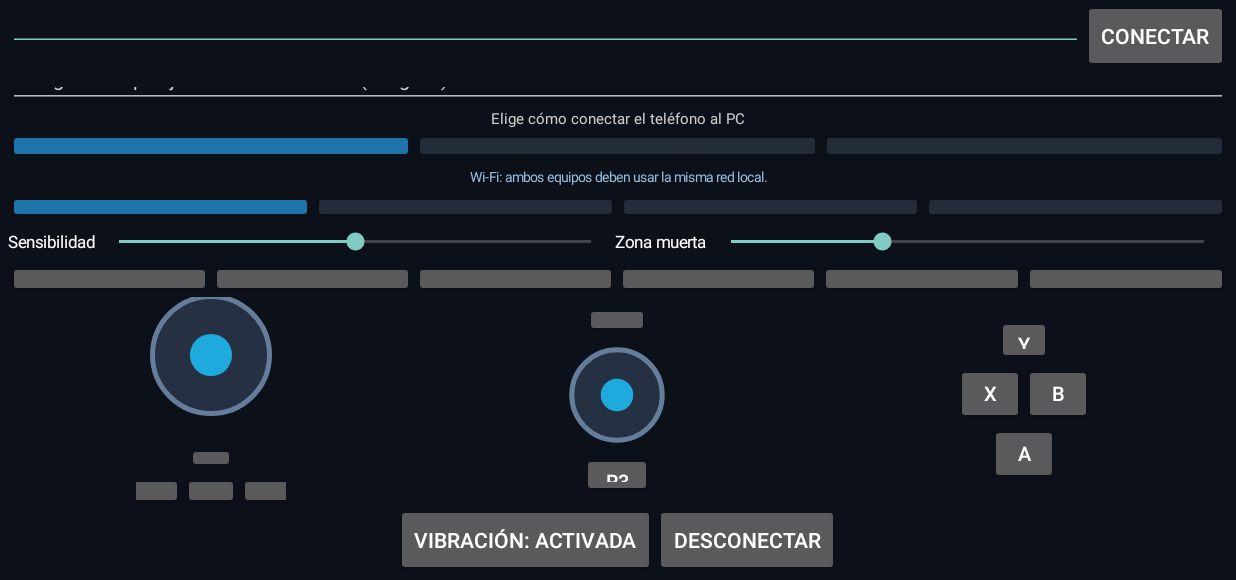
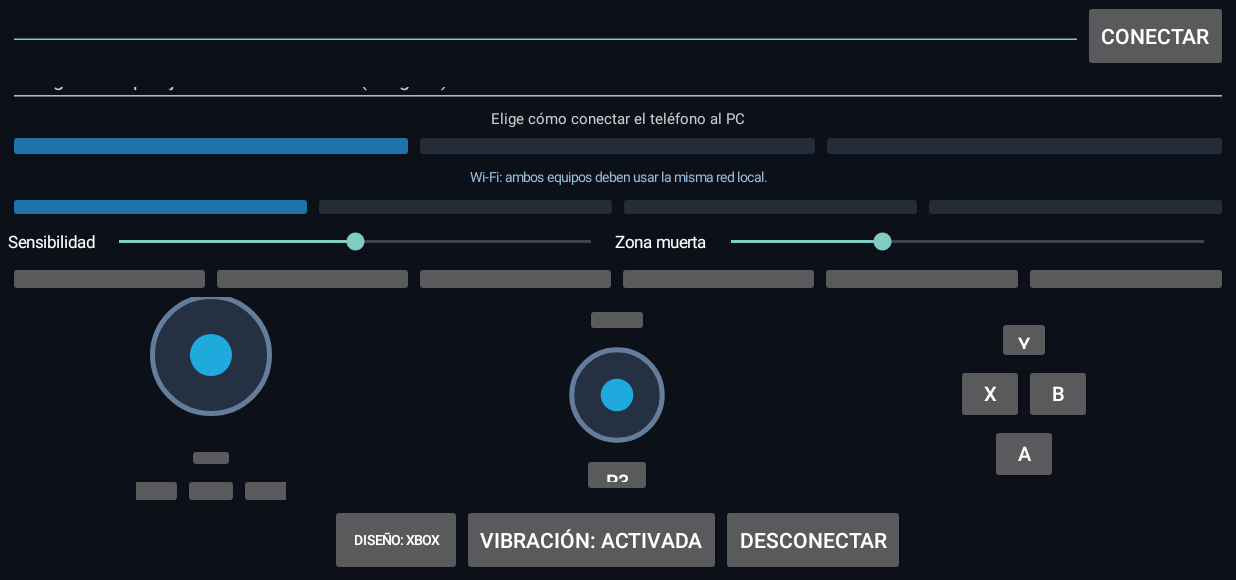
Before and after one commit to pruebadejoseholaaas-coder/Nexora-Gamepad-, an Android app: the screen it shows after launch (MainActivity), on a phone screen of 824 x 412 dp (held sideways), the part 38-618 px from its top. Run offline under Robolectric (Android 15) with nearby library versions, the phone set to English and light mode, and no system bars.

Commit message:
Add per-profile Xbox and Nintendo button layouts

```diff
--- a/android/app/src/main/java/com/nexora/gamepad/MainActivity.kt
+++ b/android/app/src/main/java/com/nexora/gamepad/MainActivity.kt
@@ -56,6 +56,9 @@ class MainActivity : Activity() {
     private val transportButtons = mutableMapOf<String, Button>()
     private val profileButtons = mutableMapOf<String, Button>()
     private var activeProfile = "GENERAL"
+    private var faceLayout = "XBOX"
+    private lateinit var faceLayoutButton: Button
+    private val faceButtons = mutableMapOf<String, Button>()
     private lateinit var sensitivityControl: SeekBar
     private lateinit var deadzoneControl: SeekBar
 
@@ -67,6 +70,7 @@ class MainActivity : Activity() {
         haptics = preferences.getBoolean("haptics", true)
         transport = preferences.getString("transport", "WIFI") ?: "WIFI"
         activeProfile = preferences.getString("active_profile", "GENERAL") ?: "GENERAL"
+        faceLayout = preferences.getString("profile_${activeProfile}_face_layout", "XBOX") ?: "XBOX"
         val profileDefaults = profileValues(activeProfile)
         stickSensitivity = preferences.getFloat("profile_${activeProfile}_sensitivity", profileDefaults.first)
         stickDeadzone = preferences.getFloat("profile_${activeProfile}_deadzone", profileDefaults.second)
@@ -180,14 +184,16 @@ class MainActivity : Activity() {
         game.addView(center, LinearLayout.LayoutParams(0,-1,1f))
 
         val face = LinearLayout(this).apply { orientation = LinearLayout.VERTICAL; gravity = Gravity.CENTER }
-        val row1 = LinearLayout(this).apply { gravity = Gravity.CENTER }; row1.addView(controlButton("Y","Y"), LinearLayout.LayoutParams(54,48))
-        val row2 = LinearLayout(this).apply { gravity = Gravity.CENTER }; row2.addView(controlButton("X","X"), LinearLayout.LayoutParams(68,60)); row2.addView(controlButton("B","B"), LinearLayout.LayoutParams(68,60))
-        val row3 = LinearLayout(this).apply { gravity = Gravity.CENTER }; row3.addView(controlButton("A","A"), LinearLayout.LayoutParams(68,60))
+        val row1 = LinearLayout(this).apply { gravity = Gravity.CENTER }; row1.addView(faceButton("Y"), LinearLayout.LayoutParams(54,48))
+        val row2 = LinearLayout(this).apply { gravity = Gravity.CENTER }; row2.addView(faceButton("X"), LinearLayout.LayoutParams(68,60)); row2.addView(faceButton("B"), LinearLayout.LayoutParams(68,60))
+        val row3 = LinearLayout(this).apply { gravity = Gravity.CENTER }; row3.addView(faceButton("A"), LinearLayout.LayoutParams(68,60))
         face.addView(row1); face.addView(row2); face.addView(row3)
         game.addView(face, LinearLayout.LayoutParams(0,-1,1f))
         root.addView(game, LinearLayout.LayoutParams(-1,0,1f))
 
         val footer = LinearLayout(this).apply { gravity = Gravity.CENTER }
+        faceLayoutButton = Button(this).apply { textSize = 9f; setOnClickListener { toggleFaceLayout() } }
+        footer.addView(faceLayoutButton)
         footer.addView(Button(this).apply { text = if (haptics) "VIBRACIÓN: ACTIVADA" else "VIBRACIÓN: DESACTIVADA"; setOnClickListener { haptics = !haptics; getSharedPreferences("nexora_settings", MODE_PRIVATE).edit().putBoolean("haptics", haptics).apply(); text = if (haptics) "VIBRACIÓN: ACTIVADA" else "VIBRACIÓN: DESACTIVADA" } })
         footer.addView(Button(this).apply { text = "DESCONECTAR"; setOnClickListener { disconnect("Desconectado") } })
         root.addView(footer)
@@ -211,6 +217,8 @@ class MainActivity : Activity() {
         preferences.edit().putString("active_profile", profile).apply()
         if (::sensitivityControl.isInitialized) sensitivityControl.progress = ((stickSensitivity - 0.5f) * 100f).toInt().coerceIn(0, 100)
         if (::deadzoneControl.isInitialized) deadzoneControl.progress = (stickDeadzone * 100f).toInt().coerceIn(0, 25)
+        faceLayout = preferences.getString("profile_${profile}_face_layout", "XBOX") ?: "XBOX"
+        updateFaceLayout()
         profileButtons.forEach { (key, button) ->
             val selected = key == profile
             button.backgroundTintList = ColorStateList.valueOf(
@@ -219,6 +227,28 @@ class MainActivity : Activity() {
             button.setTextColor(Color.WHITE)
             button.alpha = if (selected) 1.0f else 0.78f
         }
+    }
+
+    private fun faceButton(position: String): Button {
+        val button = controlButton(faceSemantic(position), faceSemantic(position))
+        faceButtons[position] = button
+        return button
+    }
+
+    private fun faceSemantic(position: String): String {
+        if (faceLayout != "NINTENDO") return position
+        return when (position) { "A" -> "B"; "B" -> "A"; "X" -> "Y"; "Y" -> "X"; else -> position }
+    }
+
+    private fun updateFaceLayout() {
+        faceButtons.forEach { (position, button) -> button.text = faceSemantic(position) }
+        if (::faceLayoutButton.isInitialized) faceLayoutButton.text = if (faceLayout == "NINTENDO") "DISEÑO: NINTENDO" else "DISEÑO: XBOX"
+    }
+
+    private fun toggleFaceLayout() {
+        faceLayout = if (faceLayout == "XBOX") "NINTENDO" else "XBOX"
+        getSharedPreferences("nexora_settings", MODE_PRIVATE).edit().putString("profile_${activeProfile}_face_layout", faceLayout).apply()
+        updateFaceLayout()
     }
 
     private fun updateTransportHelp() {
@@ -247,10 +277,11 @@ class MainActivity : Activity() {
 
     private fun controlButton(label: String, key: String) = Button(this).apply {
         text = label; textSize = 13f
+        val outputKey = if (key in setOf("A", "B", "X", "Y")) faceSemantic(key) else key
         setOnTouchListener { _, event ->
             when (event.action) {
-                MotionEvent.ACTION_DOWN -> { synchronized(lock) { if (key == "LT") axes["leftTrigger"] = 1.0 else if (key == "RT") axes["rightTrigger"] = 1.0 else pressed.add(key) }; vibrateTap(); true }
-                MotionEvent.ACTION_UP, MotionEvent.ACTION_CANCEL -> { synchronized(lock) { if (key == "LT") axes["leftTrigger"] = 0.0 else if (key == "RT") axes["rightTrigger"] = 0.0 else pressed.remove(key) }; true }
+                MotionEvent.ACTION_DOWN -> { synchronized(lock) { if (outputKey == "LT") axes["leftTrigger"] = 1.0 else if (outputKey == "RT") axes["rightTrigger"] = 1.0 else pressed.add(outputKey) }; vibrateTap(); true }
+                MotionEvent.ACTION_UP, MotionEvent.ACTION_CANCEL -> { synchronized(lock) { if (outputKey == "LT") axes["leftTrigger"] = 0.0 else if (outputKey == "RT") axes["rightTrigger"] = 0.0 else pressed.remove(outputKey) }; true }
                 else -> true
             }
         }
```
